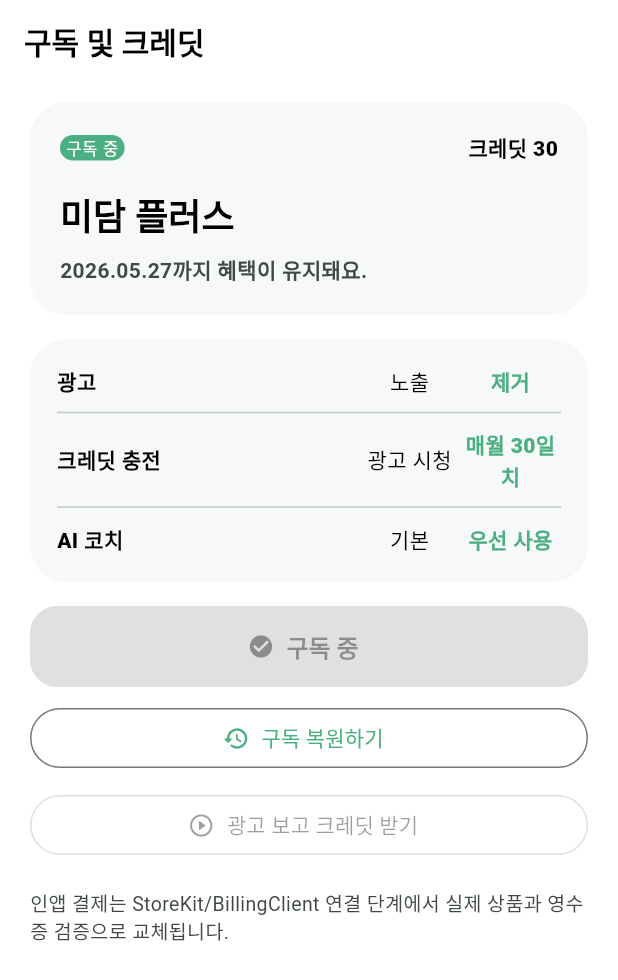
After one commit to hosan07/medamProject, a Flutter app: the SubscriptionScreen screen opened by its route, after a tap on "구독하기", on a phone screen of 412 x 824 dp. The commit adds this screen. Shown: the top 980 px of the screen. Run offline on Flutter 3.47's test engine with Material 3 defaults, Android fonts, the phone set to English and light mode, and no system bars; our stand-ins replace cloud_firestore, firebase_auth, firebase_core, firebase_remote_config, firebase_storage, flutter_riverpod and 9 more; accounts and stored records are empty; network calls fail; Roboto replaces fonts that are missing (Pretendard).

Commit message:
feat: add ads credits and subscription

```diff
--- a/lib/app/routes.dart
+++ b/lib/app/routes.dart
@@ -24,6 +24,7 @@ import '../features/mypage/screens/notification_settings_screen.dart';
 import '../features/mypage/screens/profile_screen.dart';
 import '../features/mypage/screens/settings_screen.dart';
 import '../features/mypage/screens/simple_mypage_route_screen.dart';
+import '../features/mypage/screens/subscription_screen.dart';
 import '../features/onboarding/screens/step10_water.dart';
 import '../features/onboarding/screens/step11_exercise.dart';
 import '../features/onboarding/screens/step12_ai_coach.dart';
@@ -201,6 +202,10 @@ final goRouterProvider = Provider<GoRouter>((ref) {
         builder: (context, state) => const NotificationSettingsScreen(),
       ),
       GoRoute(
+        path: '/subscription',
+        builder: (context, state) => const SubscriptionScreen(),
+      ),
+      GoRoute(
         path: '/notices',
         builder: (context, state) =>
             const SimpleMyPageRouteScreen(title: '공지사항'),
--- /dev/null
+++ b/lib/features/mypage/providers/monetization_provider.dart
@@ -0,0 +1,166 @@
+import 'package:cloud_firestore/cloud_firestore.dart';
+import 'package:flutter_riverpod/flutter_riverpod.dart';
+
+import '../../../data/repositories/auth_repository.dart';
+import '../../auth/providers/auth_provider.dart';
+
+final creditProvider = AsyncNotifierProvider<CreditNotifier, int>(
+  CreditNotifier.new,
+);
+
+final subscriptionProvider =
+    AsyncNotifierProvider<SubscriptionNotifier, SubscriptionState>(
+      SubscriptionNotifier.new,
+    );
+
+final isSubscribedProvider = Provider<bool>((ref) {
+  return ref.watch(subscriptionProvider).value?.isSubscribed ?? false;
+});
+
+class CreditNotifier extends AsyncNotifier<int> {
+  @override
+  Future<int> build() async {
+    final user = ref.watch(currentUserProvider);
+    if (user == null) {
+      return 0;
+    }
+
+    final snapshot = await ref
+        .watch(firebaseFirestoreProvider)
+        .doc('users/${user.uid}/wallet/credits')
+        .get();
+    return (snapshot.data()?['currentCredits'] as num?)?.toInt() ?? 0;
+  }
+
+  Future<void> earnCredits(int amount) async {
+    if (amount <= 0) {
+      return;
+    }
+    await _changeCredits(amount);
+  }
+
+  Future<bool> spendCredits(int amount) async {
+    if (amount <= 0) {
+      return true;
+    }
+
+    final current = state.value ?? 0;
+    if (current < amount) {
+      return false;
+    }
+    await _changeCredits(-amount);
+    return true;
+  }
+
+  Future<void> _changeCredits(int delta) async {
+    final user = ref.read(currentUserProvider);
+    if (user == null) {
+      return;
+    }
+
+    final next = ((state.value ?? 0) + delta).clamp(0, 999999);
+    state = AsyncData(next);
+
+    await ref
+        .read(firebaseFirestoreProvider)
+        .doc('users/${user.uid}/wallet/credits')
+        .set({
+          'currentCredits': next,
+          'updatedAt': FieldValue.serverTimestamp(),
+        }, SetOptions(merge: true));
+  }
+}
+
+class SubscriptionNotifier extends AsyncNotifier<SubscriptionState> {
+  @override
+  Future<SubscriptionState> build() async {
+    final user = ref.watch(currentUserProvider);
+    if (user == null) {
+      return SubscriptionState.free();
+    }
+
+    final snapshot = await ref
+        .watch(firebaseFirestoreProvider)
+        .doc('users/${user.uid}/subscription/main')
+        .get();
+    return SubscriptionState.fromJson(snapshot.data());
+  }
+
+  Future<void> startStubSubscription() async {
+    final user = ref.read(currentUserProvider);
+    if (user == null) {
+      return;
+    }
+
+    // TODO: StoreKit/BillingClient 인앱결제 완료 콜백에서 이 상태를 갱신합니다.
+    final next = SubscriptionState(
+      planName: '구독 중',
+      isActive: true,
+      renewsAt: DateTime.now().add(const Duration(days: 30)),
+    );
+    state = AsyncData(next);
+
+    final firestore = ref.read(firebaseFirestoreProvider);
+    final batch = firestore.batch();
+    batch.set(
+      firestore.doc('users/${user.uid}/subscription/main'),
+      {...next.toJson(), 'updatedAt': FieldValue.serverTimestamp()},
+      SetOptions(merge: true),
+    );
+    batch.set(firestore.doc('users/${user.uid}/wallet/credits'), {
+      'currentCredits': FieldValue.increment(30),
+      'updatedAt': FieldValue.serverTimestamp(),
+    }, SetOptions(merge: true));
+    await batch.commit();
+    ref.invalidate(creditProvider);
+  }
+
+  Future<void> restoreStubSubscription() async {
+    await startStubSubscription();
+  }
+}
+
+class SubscriptionState {
+  const SubscriptionState({
+    required this.planName,
+    required this.isActive,
+    required this.renewsAt,
+  });
+
+  factory SubscriptionState.free() {
+    return const SubscriptionState(
+      planName: '무료',
+      isActive: false,
+      renewsAt: null,
+    );
+  }
+
+  factory SubscriptionState.fromJson(Map<String, dynamic>? json) {
+    final renewsAt = json?['renewsAt'];
+    return SubscriptionState(
+      planName: json?['planName'] as String? ?? '무료',
+      isActive: json?['isActive'] as bool? ?? false,
+      renewsAt: renewsAt is Timestamp ? renewsAt.toDate() : null,
+    );
+  }
+
+  final String planName;
+  final bool isActive;
+  final DateTime? renewsAt;
+
+  bool get isSubscribed {
+    if (!isActive) {
+      return false;
+    }
+    final end = renewsAt;
+    return end == null || end.isAfter(DateTime.now());
+  }
+
+  Map<String, Object?> toJson() {
+    return {
+      'planName': planName,
+      'isActive': isActive,
+      'renewsAt': renewsAt == null ? null : Timestamp.fromDate(renewsAt!),
+    };
+  }
+}
--- a/lib/features/mypage/screens/mypage_screen.dart
+++ b/lib/features/mypage/screens/mypage_screen.dart
@@ -416,6 +416,11 @@ class _MenuList extends ConsumerWidget {
             onTap: () => context.push('/notification-settings'),
           ),
           _MenuTile(
+            icon: Icons.workspace_premium_outlined,
+            title: '구독 및 크레딧',
+            onTap: () => context.push('/subscription'),
+          ),
+          _MenuTile(
             icon: Icons.campaign_outlined,
             title: '공지사항',
             onTap: () => context.push('/notices'),
--- /dev/null
+++ b/lib/features/mypage/screens/subscription_screen.dart
@@ -0,0 +1,205 @@
+import 'package:flutter/material.dart';
+import 'package:flutter_riverpod/flutter_riverpod.dart';
+import 'package:intl/intl.dart';
+
+import '../../../core/ads/ad_manager.dart';
+import '../providers/monetization_provider.dart';
+
+class SubscriptionScreen extends ConsumerWidget {
+  const SubscriptionScreen({super.key});
+
+  @override
+  Widget build(BuildContext context, WidgetRef ref) {
+    final subscription = ref.watch(subscriptionProvider);
+    final credits = ref.watch(creditProvider);
+
+    return Scaffold(
+      appBar: AppBar(title: const Text('구독 및 크레딧')),
+      body: Center(
+        child: ConstrainedBox(
+          constraints: const BoxConstraints(maxWidth: 720),
+          child: subscription.when(
+            data: (plan) => ListView(
+              padding: const EdgeInsets.fromLTRB(20, 12, 20, 28),
+              children: [
+                _PlanHeader(plan: plan, credits: credits.value ?? 0),
+                const SizedBox(height: 16),
+                const _BenefitTable(),
+                const SizedBox(height: 16),
+                if (!plan.isSubscribed)
+                  FilledButton.icon(
+                    onPressed: () => ref
+                        .read(subscriptionProvider.notifier)
+                        .startStubSubscription(),
+                    icon: const Icon(Icons.workspace_premium_rounded),
+                    label: const Text('구독하기'),
+                  )
+                else
+                  FilledButton.icon(
+                    onPressed: null,
+                    icon: const Icon(Icons.check_circle_rounded),
+                    label: const Text('구독 중'),
+                  ),
+                const SizedBox(height: 10),
+                OutlinedButton.icon(
+                  onPressed: () => ref
+                      .read(subscriptionProvider.notifier)
+                      .restoreStubSubscription(),
+                  icon: const Icon(Icons.restore_rounded),
+                  label: const Text('구독 복원하기'),
+                ),
+                const SizedBox(height: 10),
+                OutlinedButton.icon(
+                  onPressed: plan.isSubscribed
+                      ? null
+                      : () => _watchAdAndEarnCredits(context, ref),
+                  icon: const Icon(Icons.play_circle_outline_rounded),
+                  label: const Text('광고 보고 크레딧 받기'),
+                ),
+                const SizedBox(height: 18),
+                Text(
+                  '인앱 결제는 StoreKit/BillingClient 연결 단계에서 실제 상품과 영수증 검증으로 교체됩니다.',
+                  style: TextStyle(
+                    color: Theme.of(context).colorScheme.onSurfaceVariant,
+                    fontSize: 13,
+                    height: 1.4,
+                  ),
+                ),
+              ],
+            ),
+            loading: () => const Center(child: CircularProgressIndicator()),
+            error: (error, _) => Center(child: Text(error.toString())),
+          ),
+        ),
+      ),
+    );
+  }
+
+  Future<void> _watchAdAndEarnCredits(
+    BuildContext context,
+    WidgetRef ref,
+  ) async {
+    final shown = await AdManager.instance.showInterstitialAd();
+    await ref.read(creditProvider.notifier).earnCredits(shown ? 3 : 1);
+    if (!context.mounted) {
+      return;
+    }
+    ScaffoldMessenger.of(context).showSnackBar(
+      SnackBar(content: Text(shown ? '크레딧 3개를 받았어요.' : '크레딧 1개를 받았어요.')),
+    );
+  }
+}
+
+class _PlanHeader extends StatelessWidget {
+  const _PlanHeader({required this.plan, required this.credits});
+
+  final SubscriptionState plan;
+  final int credits;
+
+  @override
+  Widget build(BuildContext context) {
+    final renewsAt = plan.renewsAt;
+    return Card(
+      child: Padding(
+        padding: const EdgeInsets.all(20),
+        child: Column(
+          crossAxisAlignment: CrossAxisAlignment.start,
+          children: [
+            Row(
+              children: [
+                Badge(
+                  backgroundColor: plan.isSubscribed
+                      ? Theme.of(context).colorScheme.primary
+                      : Theme.of(context).colorScheme.outline,
+                  label: Text(plan.isSubscribed ? '구독 중' : '무료'),
+                ),
+                const Spacer(),
+                Text(
+                  '크레딧 $credits',
+                  style: const TextStyle(fontWeight: FontWeight.w900),
+                ),
+              ],
+            ),
+            const SizedBox(height: 18),
+            Text(
+              plan.isSubscribed ? '미담 플러스' : '무료 플랜',
+              style: Theme.of(
+                context,
+              ).textTheme.headlineSmall?.copyWith(fontWeight: FontWeight.w900),
+            ),
+            const SizedBox(height: 8),
+            Text(
+              renewsAt == null
+                  ? '광고 시청으로 크레딧을 충전할 수 있어요.'
+                  : '${DateFormat('yyyy.MM.dd').format(renewsAt)}까지 혜택이 유지돼요.',
+              style: TextStyle(
+                color: Theme.of(context).colorScheme.onSurfaceVariant,
+                fontWeight: FontWeight.w700,
+              ),
+            ),
+          ],
+        ),
+      ),
+    );
+  }
+}
+
+class _BenefitTable extends StatelessWidget {
+  const _BenefitTable();
+
+  @override
+  Widget build(BuildContext context) {
+    return Card(
+      child: Padding(
+        padding: const EdgeInsets.all(18),
+        child: Column(
+          children: const [
+            _BenefitRow(title: '광고', free: '노출', paid: '제거'),
+            Divider(height: 22),
+            _BenefitRow(title: '크레딧 충전', free: '광고 시청', paid: '매월 30일치'),
+            Divider(height: 22),
+            _BenefitRow(title: 'AI 코치', free: '기본', paid: '우선 사용'),
+          ],
+        ),
+      ),
+    );
+  }
+}
+
+class _BenefitRow extends StatelessWidget {
+  const _BenefitRow({
+    required this.title,
+    required this.free,
+    required this.paid,
+  });
+
+  final String title;
+  final String free;
+  final String paid;
+
+  @override
+  Widget build(BuildContext context) {
+    return Row(
+      children: [
+        Expanded(
+          flex: 3,
+          child: Text(
+            title,
+            style: const TextStyle(fontWeight: FontWeight.w900),
+          ),
+        ),
+        Expanded(child: Text(free, textAlign: TextAlign.center)),
+        Expanded(
+          child: Text(
+            paid,
+            textAlign: TextAlign.center,
+            style: TextStyle(
+              color: Theme.of(context).colorScheme.primary,
+              fontWeight: FontWeight.w900,
+            ),
+          ),
+        ),
+      ],
+    );
+  }
+}
--- a/lib/main.dart
+++ b/lib/main.dart
@@ -3,6 +3,7 @@ import 'package:flutter/material.dart';
 import 'package:flutter_riverpod/flutter_riverpod.dart';
 
 import 'app/app.dart';
+import 'core/ads/ad_manager.dart';
 import 'firebase_options.dart';
 
 Future<void> main() async {
@@ -10,6 +11,8 @@ Future<void> main() async {
 
   // Firebase 기반 기능(Auth, Firestore, Analytics 등)을 앱 시작 전에 준비합니다.
   await Firebase.initializeApp(options: DefaultFirebaseOptions.currentPlatform);
+  await AdManager.initialize();
+  AdManager.instance.initInterstitialAd();
 
   runApp(const ProviderScope(child: MedamApp()));
 }
```
Also changed, not shown: lib/core/ads/ad_manager.dart (added, +161 -0 lines), lib/features/home/screens/home_screen.dart (+41 -3 lines), 1 other file.
